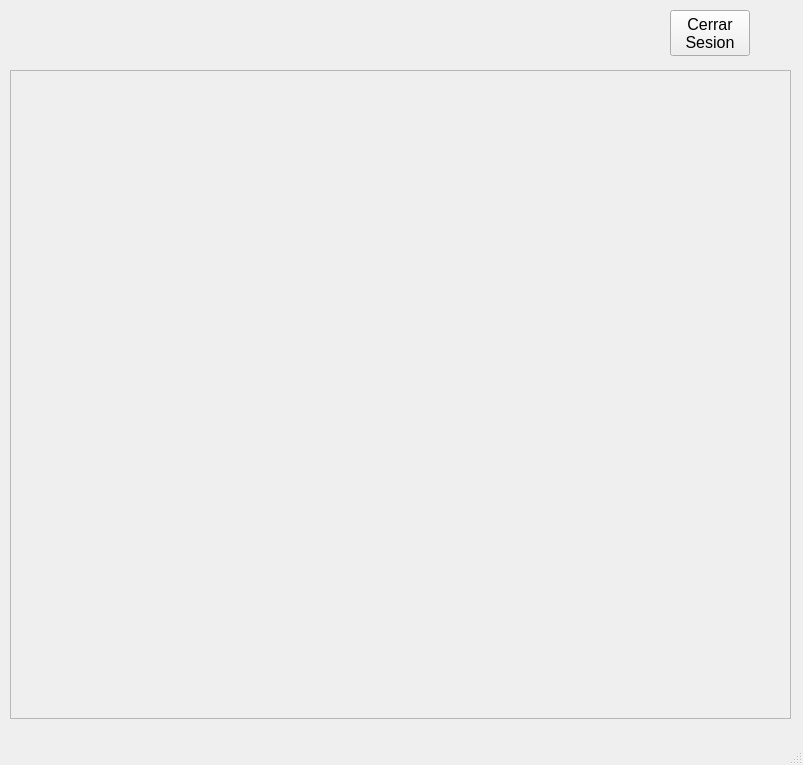
Old version of the form Bolsaco/mainwindow.ui in the repository maurocipo/Bolsaco.
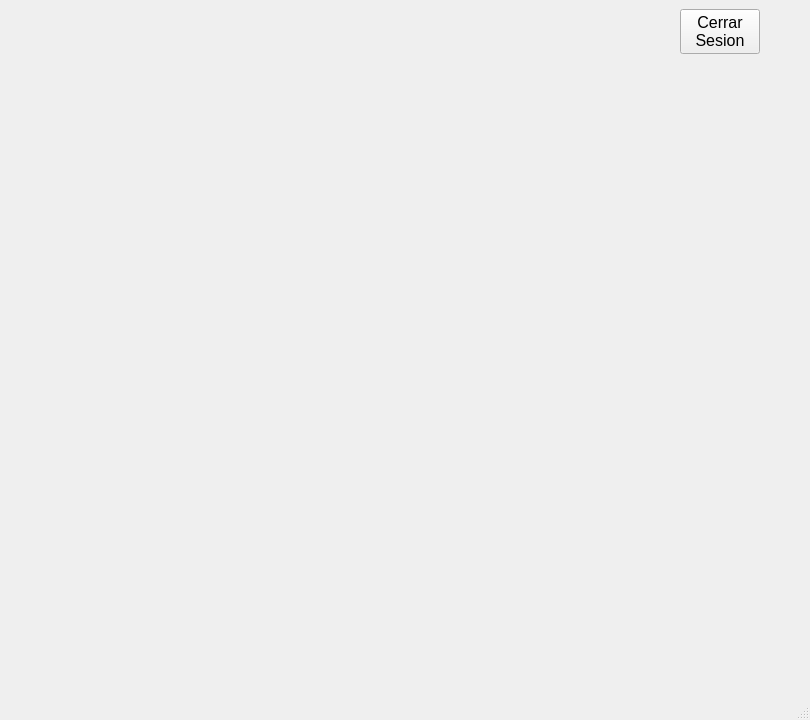
New version of the form.

Commit message: - Fixed layouts to work with window resizing. - Added version control of the DB and APP. - Added date control against clock manipulation. - Added automatic backup mechanism.

The edit to the form file:
```diff
--- a/Bolsaco/mainwindow.ui
+++ b/Bolsaco/mainwindow.ui
@@ -6,10 +6,22 @@
    <rect>
     <x>0</x>
     <y>0</y>
-    <width>803</width>
-    <height>765</height>
+    <width>810</width>
+    <height>720</height>
    </rect>
   </property>
+  <property name="sizePolicy">
+   <sizepolicy hsizetype="Expanding" vsizetype="Expanding">
+    <horstretch>0</horstretch>
+    <verstretch>0</verstretch>
+   </sizepolicy>
+  </property>
+  <property name="minimumSize">
+   <size>
+    <width>810</width>
+    <height>720</height>
+   </size>
+  </property>
   <property name="windowTitle">
    <string>BOLSACO S.A.</string>
   </property>
@@ -17,41 +29,36 @@
    <set>Qt::ImhNone</set>
   </property>
   <widget class="QWidget" name="centralwidget">
-   <widget class="QWidget" name="showWidget" native="true">
-    <property name="geometry">
-     <rect>
-      <x>10</x>
-      <y>70</y>
-      <width>781</width>
-      <height>649</height>
-     </rect>
-    </property>
-    <widget class="QFrame" name="frame">
-     <property name="geometry">
-      <rect>
-       <x>0</x>
-       <y>0</y>
-       <width>781</width>
-       <height>649</height>
-      </rect>
-     </property>
-     <property name="frameShape">
-      <enum>QFrame::StyledPanel</enum>
-     </property>
-     <property name="frameShadow">
-      <enum>QFrame::Raised</enum>
-     </property>
-    </widget>
-   </widget>
+   <property name="sizePolicy">
+    <sizepolicy hsizetype="Preferred" vsizetype="Preferred">
+     <horstretch>0</horstretch>
+     <verstretch>0</verstretch>
+    </sizepolicy>
+   </property>
+   <layout class="QVBoxLayout" name="verticalLayout" stretch="1,10">
+    <property name="sizeConstraint">
+     <enum>QLayout::SetNoConstraint</enum>
+    </property>
+    <item>
+     <layout class="QHBoxLayout" name="horizontalLayout" stretch="1,0,15,0,1">
+      <property name="sizeConstraint">
+       <enum>QLayout::SetNoConstraint</enum>
+      </property>
+      <item>
+       <spacer name="horizontalSpacer_2">
+        <property name="orientation">
+         <enum>Qt::Horizontal</enum>
+        </property>
+        <property name="sizeHint" stdset="0">
+         <size>
+          <width>40</width>
+          <height>20</height>
+         </size>
+        </property>
+       </spacer>
+      </item>
+      <item>
    <widget class="QLabel" name="label_UserName">
-    <property name="geometry">
-     <rect>
-      <x>20</x>
-      <y>10</y>
-      <width>281</width>
-      <height>51</height>
-     </rect>
-    </property>
     <property name="font">
      <font>
       <pointsize>20</pointsize>
@@ -61,15 +68,22 @@
      <string/>
     </property>
    </widget>
+      </item>
+      <item>
+       <spacer name="horizontalSpacer">
+        <property name="orientation">
+         <enum>Qt::Horizontal</enum>
+        </property>
+        <property name="sizeHint" stdset="0">
+         <size>
+          <width>40</width>
+          <height>20</height>
+         </size>
+        </property>
+       </spacer>
+      </item>
+      <item>
    <widget class="QPushButton" name="pushButton_CerrarSesion">
-    <property name="geometry">
-     <rect>
-      <x>670</x>
-      <y>10</y>
-      <width>80</width>
-      <height>46</height>
-     </rect>
-    </property>
     <property name="font">
      <font>
       <pointsize>12</pointsize>
@@ -80,6 +94,71 @@
 Sesion</string>
     </property>
    </widget>
+      </item>
+      <item>
+       <spacer name="horizontalSpacer_3">
+        <property name="orientation">
+         <enum>Qt::Horizontal</enum>
+        </property>
+        <property name="sizeHint" stdset="0">
+         <size>
+          <width>40</width>
+          <height>20</height>
+         </size>
+        </property>
+       </spacer>
+      </item>
+     </layout>
+    </item>
+    <item>
+     <widget class="QWidget" name="showWidget" native="true">
+      <property name="enabled">
+       <bool>true</bool>
+      </property>
+      <property name="sizePolicy">
+       <sizepolicy hsizetype="Preferred" vsizetype="Preferred">
+        <horstretch>1</horstretch>
+        <verstretch>1</verstretch>
+       </sizepolicy>
+      </property>
+      <property name="minimumSize">
+       <size>
+        <width>700</width>
+        <height>600</height>
+       </size>
+      </property>
+      <property name="sizeIncrement">
+       <size>
+        <width>1</width>
+        <height>1</height>
+       </size>
+      </property>
+      <property name="baseSize">
+       <size>
+        <width>700</width>
+        <height>600</height>
+       </size>
+      </property>
+      <layout class="QVBoxLayout" name="verticalLayout_2">
+       <property name="spacing">
+        <number>0</number>
+       </property>
+       <property name="leftMargin">
+        <number>0</number>
+       </property>
+       <property name="topMargin">
+        <number>0</number>
+       </property>
+       <property name="rightMargin">
+        <number>0</number>
+       </property>
+       <property name="bottomMargin">
+        <number>0</number>
+       </property>
+      </layout>
+     </widget>
+    </item>
+   </layout>
   </widget>
   <widget class="QMenuBar" name="menubar">
    <property name="geometry">
```
Left out of the diff: 2 changed lines with no effect on the pictures. Lines whose indentation alone changed are shown as unchanged. The commit also changes 25 other files.
